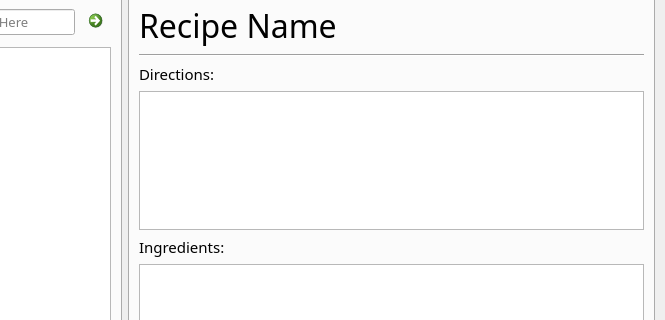
First picture: the form in testing/recipie_test/mainwindow.ui, repository starshine-bcit/Recipie, before the edit; both pictures show x 135 to 800 and y 122 to 442 of the 800 by 600 pixel window.
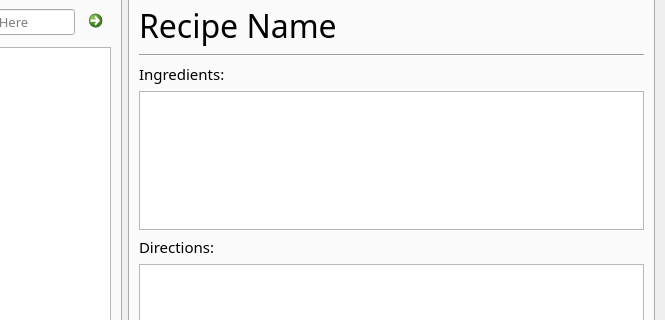
Second picture: the form after the edit. Icons and pictures are not drawn.

Commit message: Fix ingredients/directions labels

What changed in the file:
```diff
--- a/testing/recipie_test/mainwindow.ui
+++ b/testing/recipie_test/mainwindow.ui
@@ -457,7 +457,7 @@
            </widget>
           </item>
           <item>
-           <widget class="QLabel" name="labelRecipeDirections">
+           <widget class="QLabel" name="labelRecipeIngredients">
             <property name="sizePolicy">
              <sizepolicy hsizetype="Expanding" vsizetype="Preferred">
               <horstretch>0</horstretch>
@@ -471,7 +471,7 @@
              </font>
             </property>
             <property name="text">
-             <string>Directions:</string>
+             <string>Ingredients:</string>
             </property>
            </widget>
           </item>
@@ -504,7 +504,7 @@
            </widget>
           </item>
           <item>
-           <widget class="QLabel" name="labelRecipeIngredients">
+           <widget class="QLabel" name="labelRecipeDirections">
             <property name="sizePolicy">
              <sizepolicy hsizetype="Expanding" vsizetype="Preferred">
               <horstretch>0</horstretch>
@@ -518,7 +518,7 @@
              </font>
             </property>
             <property name="text">
-             <string>Ingredients:</string>
+             <string>Directions:</string>
             </property>
            </widget>
           </item>
```
The commit also changes 1 other file.
